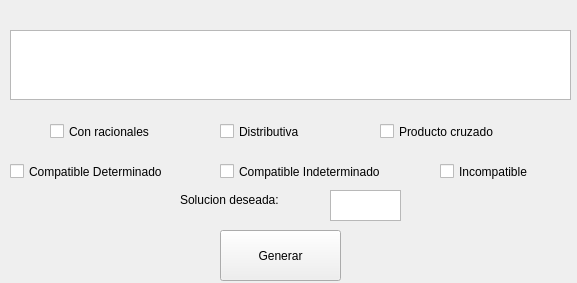
Santiago-Pinto/EquGen, file mainwindow.ui: the form before one commit.
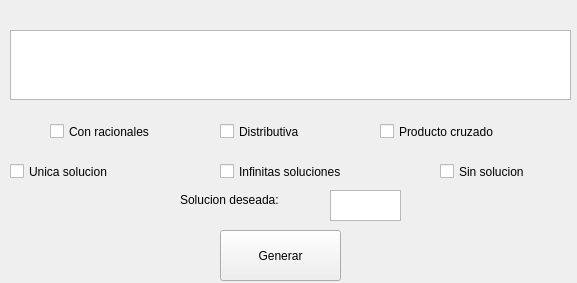
The form after the commit.

Commit message: Modificacion del texto de algunos labels

```diff
--- a/mainwindow.ui
+++ b/mainwindow.ui
@@ -135,7 +135,7 @@
      </rect>
     </property>
     <property name="text">
-     <string>Compatible Determinado</string>
+     <string>Unica solucion</string>
     </property>
    </widget>
    <widget class="QCheckBox" name="chkBoxCI">
@@ -148,7 +148,7 @@
      </rect>
     </property>
     <property name="text">
-     <string>Compatible Indeterminado</string>
+     <string>Infinitas soluciones</string>
     </property>
    </widget>
    <widget class="QCheckBox" name="chkBoxInc">
@@ -161,7 +161,7 @@
      </rect>
     </property>
     <property name="text">
-     <string>Incompatible</string>
+     <string>Sin solucion</string>
     </property>
    </widget>
    <zorder>background</zorder>
```
